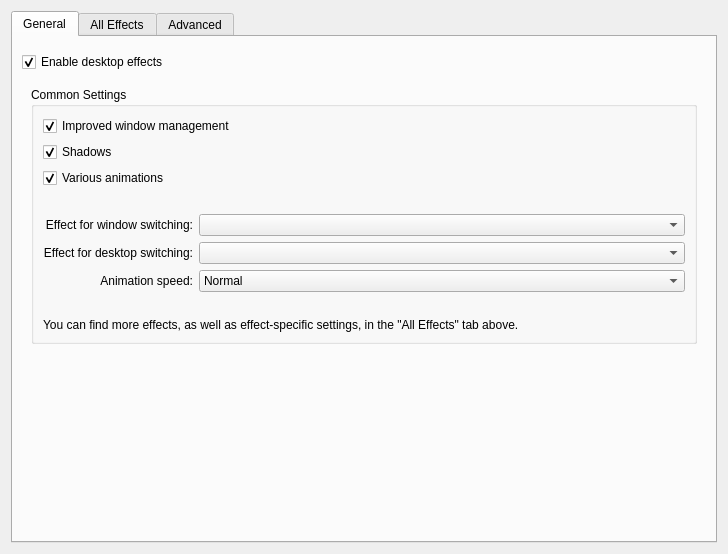
Old version of the form kcmkwin/kwincompositing/main.ui in the repository KDE/kwin.
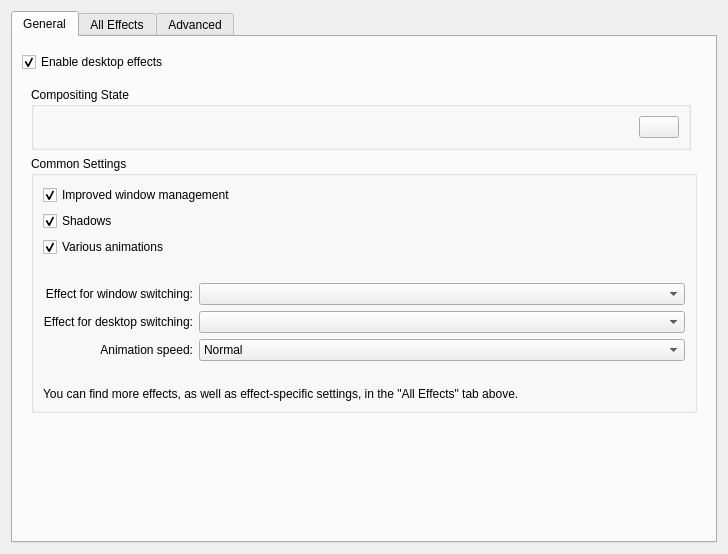
New version of the form. Custom widgets are drawn as their Qt base class.

Commit message: Show current compositing state (disabled/suspended/active) in Desktop Effects KCM and add a button to resume/suspend compositing. So it should be easier for the user to resume compositing if  he does not know about the shortcut. CCBUG: 188118

```diff
--- a/kcmkwin/kwincompositing/main.ui
+++ b/kcmkwin/kwincompositing/main.ui
@@ -37,7 +37,7 @@
        <item>
         <widget class="QWidget" name="compositingOptionsContainer" native="true">
          <layout class="QGridLayout" name="gridLayout_3">
-          <item row="0" column="0" colspan="2">
+          <item row="1" column="0" colspan="2">
            <widget class="QGroupBox" name="groupBox">
             <property name="title">
              <string>Common Settings</string>
@@ -225,6 +225,49 @@
             </layout>
            </widget>
           </item>
+          <item row="0" column="0">
+           <widget class="QGroupBox" name="groupBox_2">
+            <property name="title">
+             <string>Compositing State</string>
+            </property>
+            <layout class="QHBoxLayout" name="horizontalLayout">
+             <item>
+              <widget class="QLabel" name="compositingStateIcon">
+               <property name="text">
+                <string/>
+               </property>
+              </widget>
+             </item>
+             <item>
+              <widget class="QLabel" name="compositingStateLabel">
+               <property name="text">
+                <string/>
+               </property>
+              </widget>
+             </item>
+             <item>
+              <spacer name="horizontalSpacer">
+               <property name="orientation">
+                <enum>Qt::Horizontal</enum>
+               </property>
+               <property name="sizeHint" stdset="0">
+                <size>
+                 <width>40</width>
+                 <height>20</height>
+                </size>
+               </property>
+              </spacer>
+             </item>
+             <item>
+              <widget class="QPushButton" name="compositingStateButton">
+               <property name="text">
+                <string/>
+               </property>
+              </widget>
+             </item>
+            </layout>
+           </widget>
+          </item>
          </layout>
         </widget>
        </item>
```
The commit also changes 5 other files.
